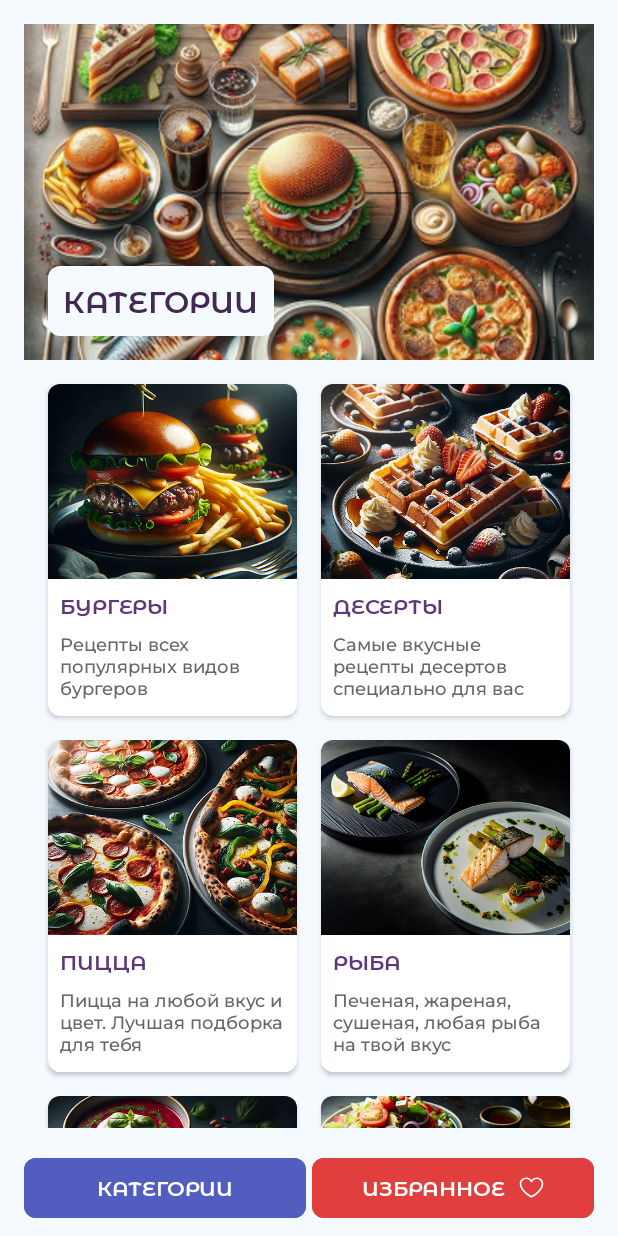
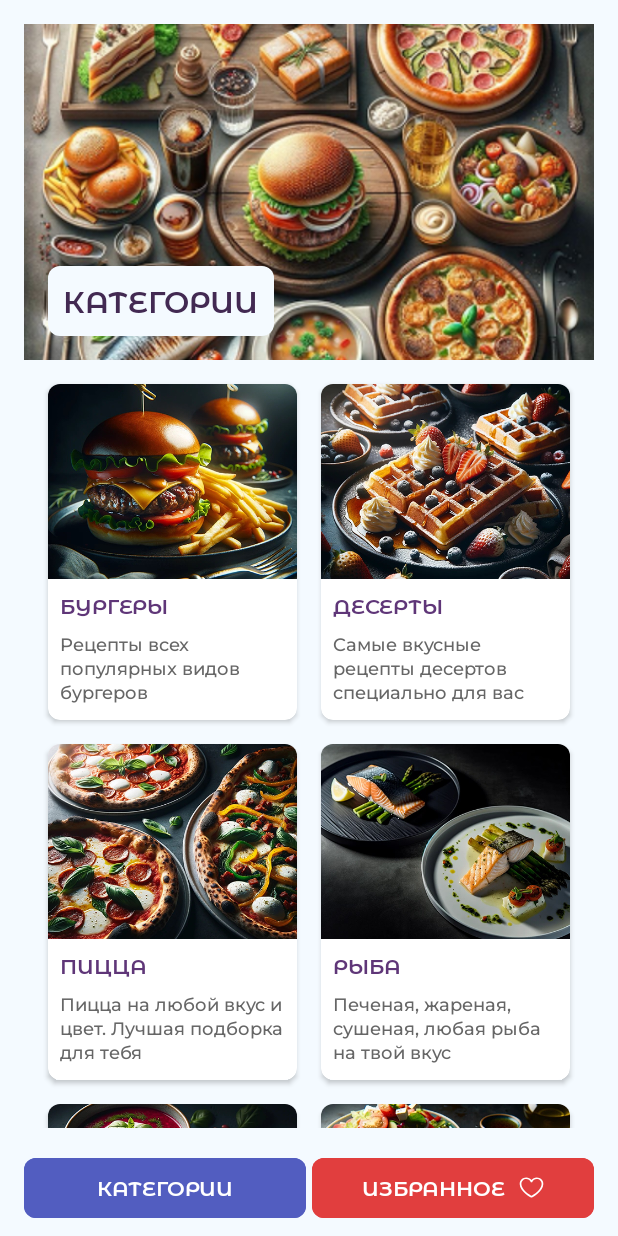
Before and after one commit to COBaOrNotCOBa/COBaRecipesApp, an Android app: the screen it shows after launch (MainActivity), on a phone screen of 412 x 824 dp. Run offline under Robolectric (Android 15) with nearby library versions, the phone set to English and light mode, and no system bars.

Commit message:
RA-08 name="lineHeight" 16dp для item добавил

```diff
--- a/app/src/main/res/values/styles.xml
+++ b/app/src/main/res/values/styles.xml
@@ -29,12 +29,14 @@
         <item name="android:fontFamily">@font/montserrat_alternates_semi_bold</item>
         <item name="android:textAllCaps">true</item>
         <item name="android:textColor">@color/item_title_color</item>
+        <item name="lineHeight">16dp</item>
     </style>
 
     <style name="StyleItemDescription12" parent="TextAppearance.AppCompat">
         <item name="android:textSize">@dimen/text_description_size_medium</item>
         <item name="android:fontFamily">@font/montserrat_medium</item>
         <item name="android:textColor">@color/item_text_description</item>
+        <item name="lineHeight">16dp</item>
     </style>
 
 
```
